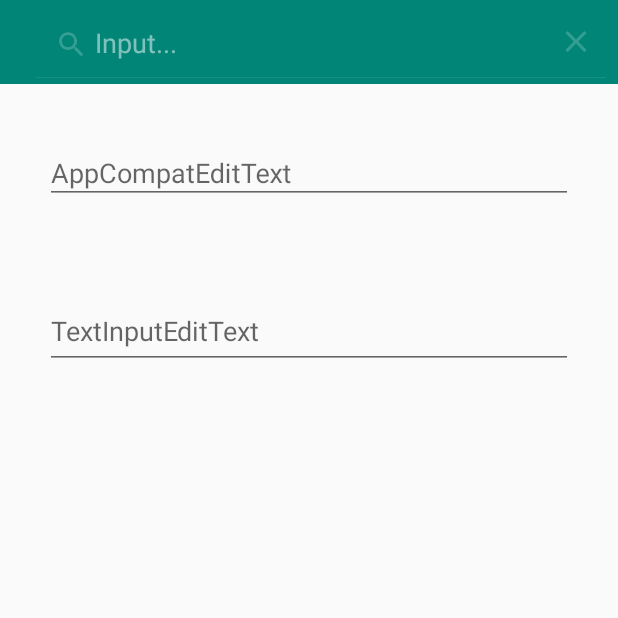
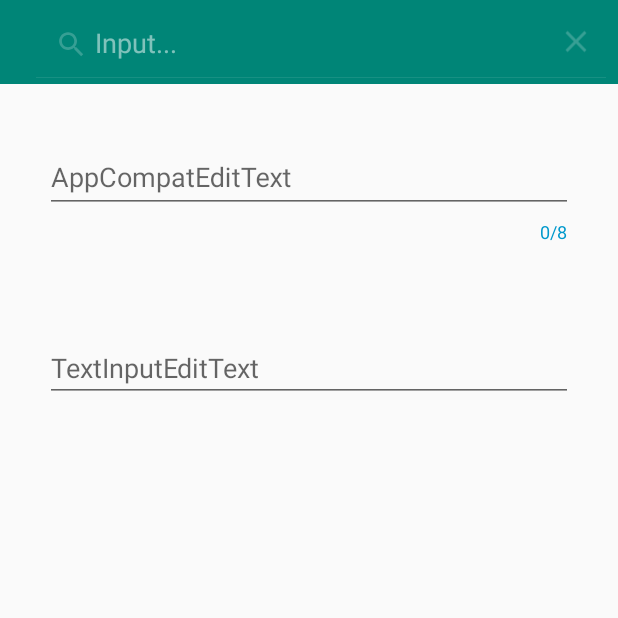
Before and after one commit to ChienChiaChen/RxSearchExample, an Android app: the screen it shows after launch (MainActivity), after a tap on "Search", on a phone screen of 412 x 824 dp, the top half of it. Run offline under Robolectric (Android 15) with nearby library versions, the phone set to English and light mode, and no system bars; our stand-ins replace RxJava.

Commit message:
Add counter on input layout.

```diff
--- a/app/src/main/res/layout/activity_main.xml
+++ b/app/src/main/res/layout/activity_main.xml
@@ -1,10 +1,11 @@
 <?xml version="1.0" encoding="utf-8"?>
-<RelativeLayout
+<LinearLayout
         xmlns:android="http://schemas.android.com/apk/res/android"
         xmlns:tools="http://schemas.android.com/tools"
         xmlns:app="http://schemas.android.com/apk/res-auto"
         android:layout_width="match_parent"
         android:layout_height="match_parent"
+        android:orientation="vertical"
         tools:context=".MainActivity">
 
     <androidx.appcompat.widget.Toolbar
@@ -19,14 +20,18 @@
     <com.google.android.material.textfield.TextInputLayout
             android:id="@+id/inputAccountLayout"
             android:layout_width="match_parent"
-            android:layout_height="50dp"
+            android:layout_height="wrap_content"
             android:layout_below="@+id/toolbar"
-            android:layout_margin="30dp">
+            android:layout_margin="30dp"
+            app:counterEnabled="true"
+            app:counterMaxLength="8"
+            app:counterTextAppearance="@style/CounterText"
+            app:hintTextAppearance="@style/HintText">
 
-        <androidx.appcompat.widget.AppCompatEditText
+    <com.google.android.material.textfield.TextInputEditText
                 android:id="@+id/editText"
                 android:layout_width="match_parent"
-                android:layout_height="match_parent"
+                android:layout_height="wrap_content"
                 android:hint="AppCompatEditText"/>
 
     </com.google.android.material.textfield.TextInputLayout>
@@ -34,9 +39,9 @@
     <com.google.android.material.textfield.TextInputEditText
             android:id="@+id/textInputEditText"
             android:layout_width="match_parent"
-            android:layout_height="50dp"
+            android:layout_height="wrap_content"
             android:layout_below="@+id/inputAccountLayout"
             android:layout_margin="30dp"
             android:hint="TextInputEditText"/>
 
-</RelativeLayout>
+</LinearLayout>
--- a/app/src/main/res/values/styles.xml
+++ b/app/src/main/res/values/styles.xml
@@ -12,4 +12,12 @@
 
     </style>
 
+    <style name="HintText" parent="TextAppearance.Design.Hint">
+        <item name="android:textColor">@android:color/holo_blue_bright</item>
+    </style>
+
+    <style name="CounterText" parent="TextAppearance.Design.Counter">
+        <item name="android:textColor">@android:color/holo_blue_dark</item>
+    </style>
+
 </resources>
```
